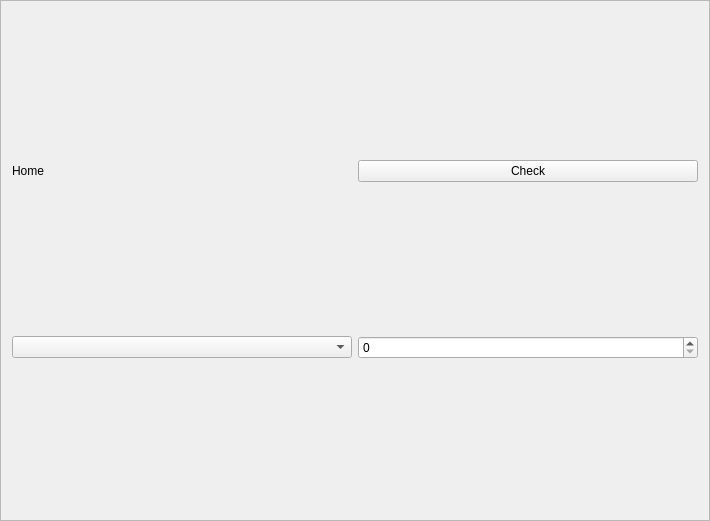
RyotaUnzai/candybox, file src/views/setting/setting.ui: the form before one commit.
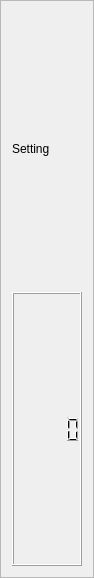
The form after the commit.

```diff
--- a/src/views/setting/setting.ui
+++ b/src/views/setting/setting.ui
@@ -6,8 +6,8 @@
    <rect>
     <x>0</x>
     <y>0</y>
-    <width>710</width>
-    <height>521</height>
+    <width>94</width>
+    <height>578</height>
    </rect>
   </property>
   <property name="windowTitle">
@@ -20,25 +20,15 @@
    <enum>QFrame::Raised</enum>
   </property>
   <layout class="QGridLayout" name="gridLayout">
-   <item row="0" column="0">
-    <widget class="QLabel" name="L_qss">
-     <property name="text">
-      <string>Home</string>
-     </property>
-    </widget>
-   </item>
    <item row="0" column="1">
-    <widget class="QPushButton" name="PB_qss">
+    <widget class="QLabel" name="L_qss">
      <property name="text">
-      <string>Check</string>
+      <string>Setting</string>
      </property>
     </widget>
    </item>
-   <item row="1" column="0">
-    <widget class="QComboBox" name="Cb_qss"/>
-   </item>
    <item row="1" column="1">
-    <widget class="QSpinBox" name="SB_qss"/>
+    <widget class="QLCDNumber" name="lcdNumber"/>
    </item>
   </layout>
  </widget>
```
Left out of the diff: 4 changed lines with no effect on the pictures.
